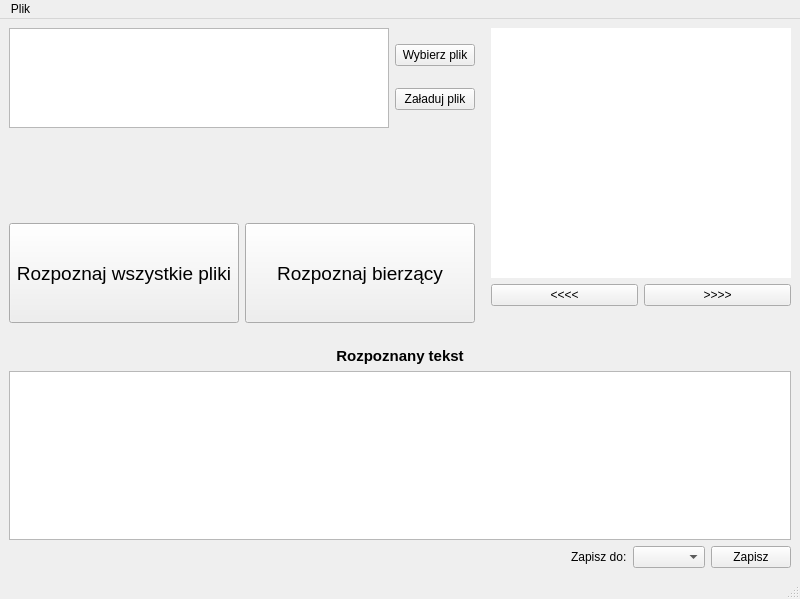
krzysztofrutana/OCR-Desktop, file forms/mainUI.ui: the form before one commit.
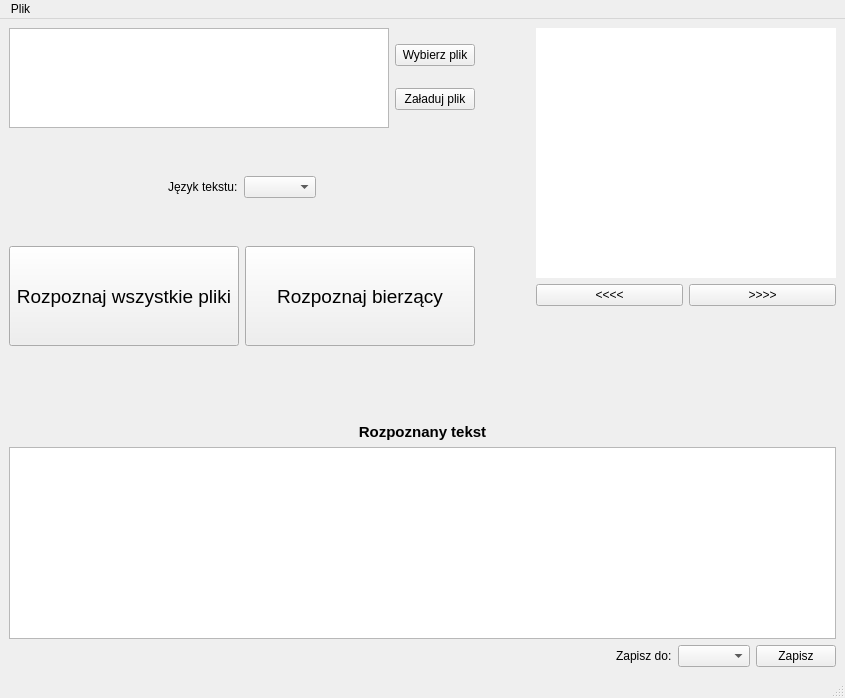
The form after the commit.

Commit message: Added two language support (polish, english).

```diff
--- a/forms/mainUI.ui
+++ b/forms/mainUI.ui
@@ -6,8 +6,8 @@
    <rect>
     <x>0</x>
     <y>0</y>
-    <width>800</width>
-    <height>599</height>
+    <width>845</width>
+    <height>698</height>
    </rect>
   </property>
   <property name="windowTitle">
@@ -64,6 +64,59 @@
               </item>
              </layout>
             </item>
+            <item>
+             <spacer name="verticalSpacer_2">
+              <property name="orientation">
+               <enum>Qt::Vertical</enum>
+              </property>
+              <property name="sizeHint" stdset="0">
+               <size>
+                <width>20</width>
+                <height>40</height>
+               </size>
+              </property>
+             </spacer>
+            </item>
+            <item>
+             <layout class="QHBoxLayout" name="horizontalLayout_6">
+              <item>
+               <spacer name="horizontalSpacer_4">
+                <property name="orientation">
+                 <enum>Qt::Horizontal</enum>
+                </property>
+                <property name="sizeHint" stdset="0">
+                 <size>
+                  <width>40</width>
+                  <height>20</height>
+                 </size>
+                </property>
+               </spacer>
+              </item>
+              <item>
+               <widget class="QLabel" name="label_3">
+                <property name="text">
+                 <string>Język tekstu:</string>
+                </property>
+               </widget>
+              </item>
+              <item>
+               <widget class="QComboBox" name="comboBoxLanguage"/>
+              </item>
+              <item>
+               <spacer name="horizontalSpacer">
+                <property name="orientation">
+                 <enum>Qt::Horizontal</enum>
+                </property>
+                <property name="sizeHint" stdset="0">
+                 <size>
+                  <width>40</width>
+                  <height>20</height>
+                 </size>
+                </property>
+               </spacer>
+              </item>
+             </layout>
+            </item>
             <item>
              <spacer name="verticalSpacer">
               <property name="orientation">
@@ -263,8 +316,8 @@
     <rect>
      <x>0</x>
      <y>0</y>
-     <width>800</width>
-     <height>20</height>
+     <width>845</width>
+     <height>21</height>
     </rect>
    </property>
    <widget class="QMenu" name="menuPlik">
```
The commit also changes 2 other files.
